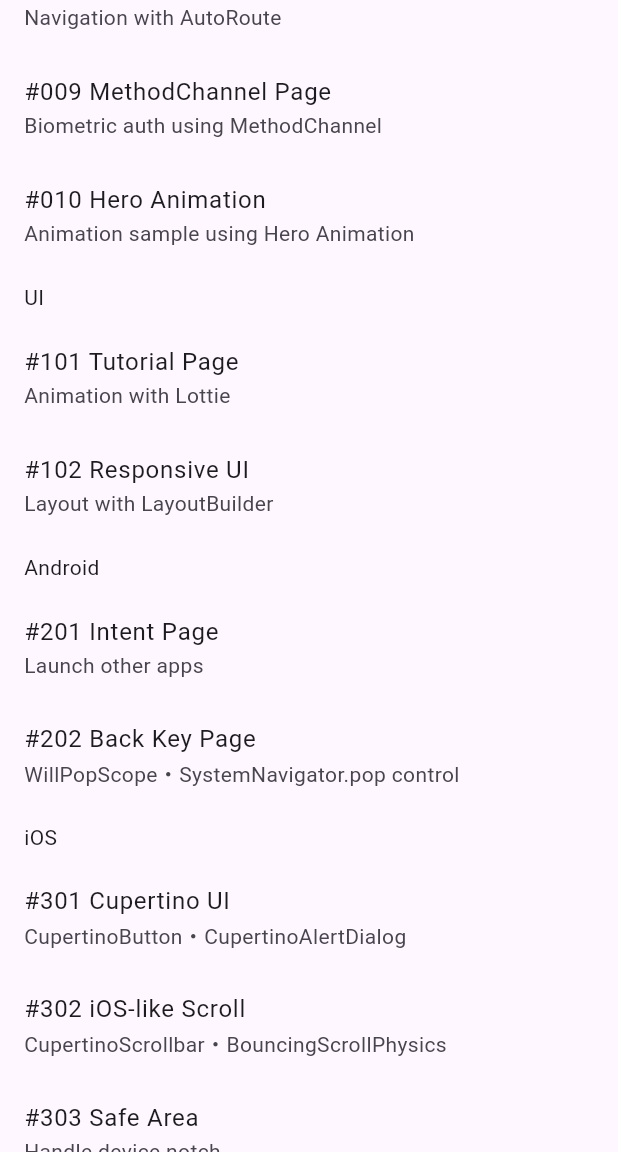
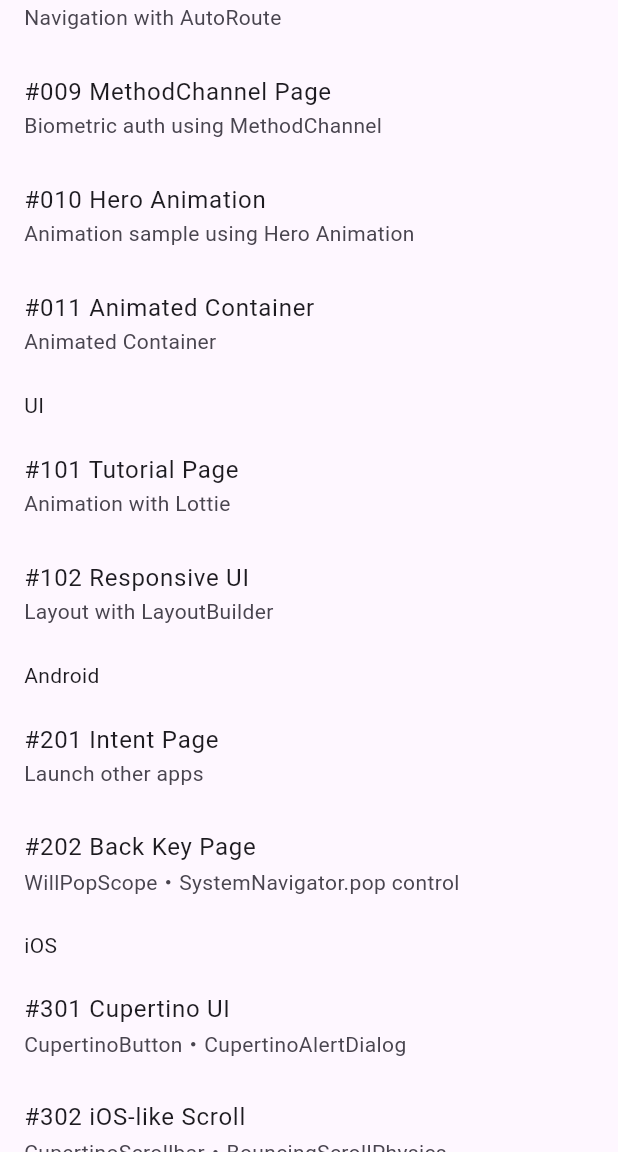
Before and after one commit to sakata-yu/flutter_catalog_app, a Flutter app: the screen it shows after launch, scrolled down 576 dp, on a phone screen of 412 x 824 dp, the part 84-1236 px from its top. Run offline on Flutter 3.47's test engine with Material 3 defaults, Android fonts, the light colour scheme and no system bars; our stand-ins replace auto_route, camera, dio, firebase_core, flutter_hooks, flutter_map and 10 more; missing offline and left inert: android_intent_plus; accounts and stored records are empty; generated files the repository leaves out were written again.

Commit message:
011.AnimatedContainerの実装

```diff
--- a/lib/core/config/catalog_items.dart
+++ b/lib/core/config/catalog_items.dart
@@ -70,6 +70,11 @@
     detail: (BuildContext context) => context.l10n.hero_animation_detail,
     route: const HeroAnimationRoute(),
   ),
+  CatalogItem(
+    title: (BuildContext context) => context.l10n.animated_container_title,
+    detail: (BuildContext context) => context.l10n.animated_container_detail,
+    route: const AnimatedContainerRoute(),
+  ),
 ];
 
 List<CatalogItem> uiCatalogItems = <CatalogItem>[
--- a/lib/features/catalog010/hero_animation/hero_animation_page.dart
+++ b/lib/features/catalog010/hero_animation_page.dart
@@ -4,7 +4,7 @@
 import 'package:auto_route/auto_route.dart';
 import 'package:hooks_riverpod/hooks_riverpod.dart';
 
-import '../../../core/asset_gen/assets.gen.dart';
+import '../../core/asset_gen/assets.gen.dart';
 
 @RoutePage()
 class HeroAnimationPage extends HookConsumerWidget {
--- a/lib/l10n/app_en.arb
+++ b/lib/l10n/app_en.arb
@@ -20,6 +20,8 @@
   "method_channel_detail": "Biometric auth using MethodChannel",
   "hero_animation_title": "#010 Hero Animation",
   "hero_animation_detail": "Animation sample using Hero Animation",
+  "animated_container_title": "#011 Animated Container",
+  "animated_container_detail": "Animated Container",
   "tutorial_title": "#101 Tutorial Page",
   "tutorial_detail": "Animation with Lottie",
   "responsive_title": "#102 Responsive UI",
--- a/lib/l10n/app_ja.arb
+++ b/lib/l10n/app_ja.arb
@@ -20,6 +20,8 @@
   "method_channel_detail": "MethodChannelを使った生体認証",
   "hero_animation_title": "#010 Hero アニメーション",
   "hero_animation_detail": "Heroアニメーションを使った遷移アニメーション",
+  "animated_container_title": "#011 Animated Container",
+  "animated_container_detail": "Animated Containerを使ったアニメーション",
   "tutorial_title": "#101 チュートリアル画面",
   "tutorial_detail": "Lottieを使ったアニメーション",
   "responsive_title": "#102 レスポンシブUI",
```
Also changed, not shown: lib/core/router/app_router.dart (+15 -10 lines), lib/features/catalog011/animated_container_page.dart (added, +47 -0 lines), lib/features/catalog009/method_channel_page.dart (renamed from lib/features/catalog009/method_channel/method_channel_page.dart), lib/features/catalog010/view/hero_animation_detail_page.dart (renamed from lib/features/catalog010/hero_animation/view/hero_animation_detail_page.dart).
